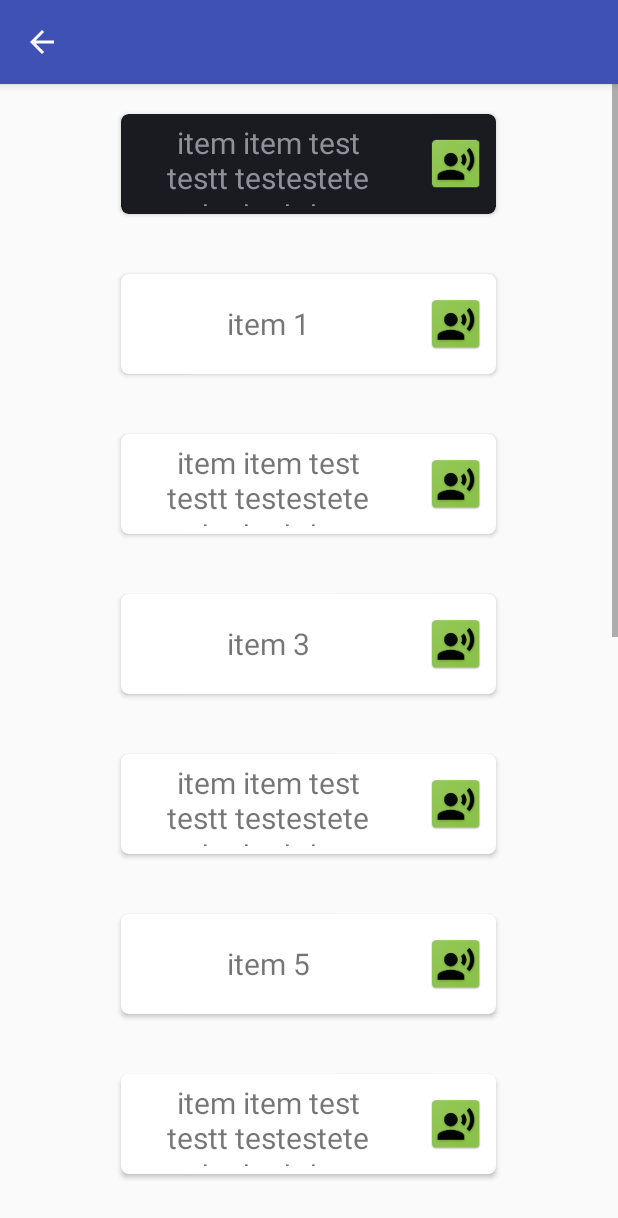
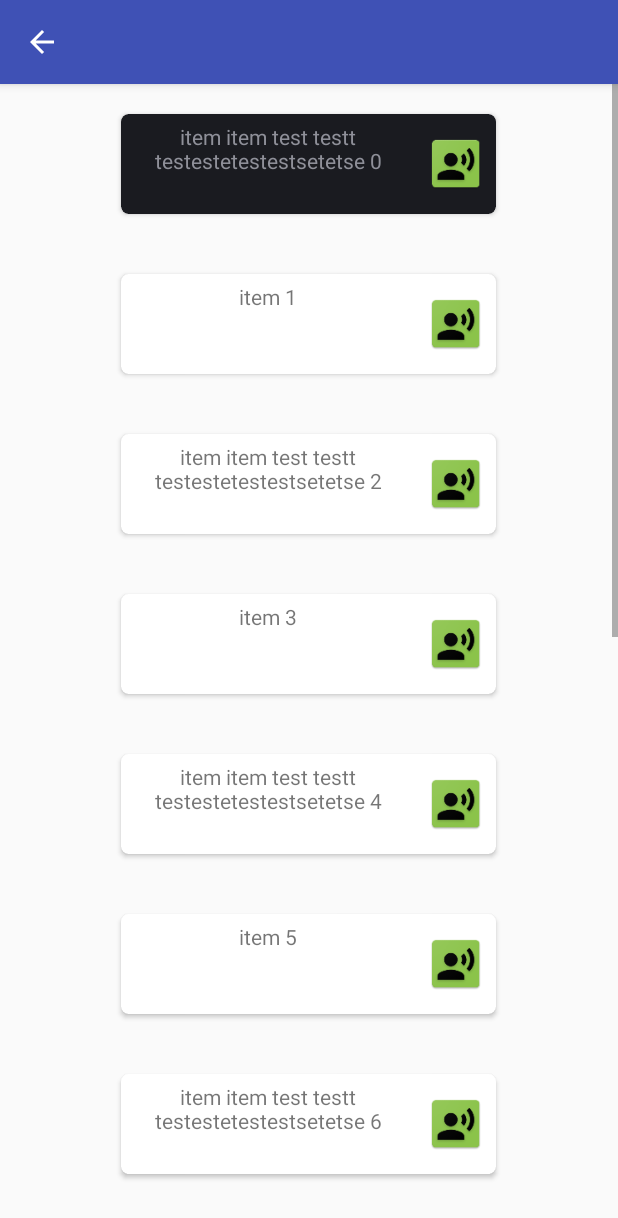
Before and after one commit to tomkru/podpora_reci, an Android app: the CategoryListActivity screen opened directly, with no data from a screen before it, on a phone screen of 412 x 824 dp. Shown: the top 1218 px of the screen. Run offline under Robolectric (Android 15) with nearby library versions, the phone set to English and light mode, and no system bars; libraries missing offline, so code that uses them is left out: io.realm.

Commit message:
integers

```diff
--- a/Porenut/app/src/main/java/cz/muni/fi/pv239/porenut/activities/CategoryListActivity.java
+++ b/Porenut/app/src/main/java/cz/muni/fi/pv239/porenut/activities/CategoryListActivity.java
@@ -51,7 +51,7 @@ public class CategoryListActivity extends AppCompatActivity {
 
         context = getApplicationContext();
         mRecyclerView = (RecyclerView) findViewById(R.id.category_recycler_view);
-        mLayoutManager = new GridLayoutManager(context, 1); //Utility.calculateNoOfColumns(context));
+        mLayoutManager = new GridLayoutManager(context, getResources().getInteger(R.integer.column)); //Utility.calculateNoOfColumns(context));
         mRecyclerView.setLayoutManager(mLayoutManager);
 
 
--- a/Porenut/app/src/main/java/cz/muni/fi/pv239/porenut/adapters/CategoryItemAdapter.java
+++ b/Porenut/app/src/main/java/cz/muni/fi/pv239/porenut/adapters/CategoryItemAdapter.java
@@ -50,9 +50,10 @@ public class CategoryItemAdapter extends RecyclerView.Adapter<CategoryItemAdapte
         // Get the TextView reference from RecyclerView current item
         final TextView textView = (TextView) v.findViewById(R.id.text_view);
 
-        textView.setTextSize(20);
-        int pixels = textView.getLineCount() * textView.getLineHeight() +  10 ;
-        textView.setHeight(pixels);
+//        textView.setTextSize(20);
+//        int pixels = textView.getLineCount() * textView.getLineHeight() +  10 ;
+//        textView.setHeight(pixels);
+
         final ImageView imgView = (ImageView) v.findViewById(R.id.img);
         imgView.setImageResource(R.mipmap.ic_launcher);
         final ViewHolder vh = new ViewHolder(v);
--- a/Porenut/app/src/main/res/layout/item_card_view.xml
+++ b/Porenut/app/src/main/res/layout/item_card_view.xml
@@ -1,10 +1,10 @@
 <?xml version="1.0" encoding="utf-8"?>
-<LinearLayout
-    android:layout_width="match_parent"
+<LinearLayout android:layout_width="match_parent"
+    xmlns:tools="http://schemas.android.com/tools"
     android:layout_margin="10dp"
     android:layout_height="wrap_content"
     android:minHeight="70dp"
-    android:gravity = "center"
+    android:gravity="center"
     xmlns:android="http://schemas.android.com/apk/res/android">
 <cz.muni.fi.pv239.porenut.CardViewSquare
     xmlns:android="http://schemas.android.com/apk/res/android"
@@ -23,12 +23,12 @@
         android:id="@+id/rl"
         android:layout_width="match_parent"
         android:layout_height="wrap_content"
-        android:layout_gravity="center"
-        >
+        android:layout_gravity="center">
         <TextView
             android:id="@+id/text_view"
             android:layout_width="190dp"
-            android:layout_height="match_parent"
+            android:layout_height="wrap_content"
+            android:maxLines="3"
             android:padding="2dp"
             android:gravity="center"
             />
--- /dev/null
+++ b/Porenut/app/src/main/res/values-w820dp/integers.xml
@@ -0,0 +1,5 @@
+<?xml version="1.0" encoding="utf-8"?>
+
+<resources>
+    <integer name="column">2</integer>
+</resources>
--- /dev/null
+++ b/Porenut/app/src/main/res/values/integers.xml
@@ -0,0 +1,5 @@
+<?xml version="1.0" encoding="utf-8"?>
+
+<resources>
+    <integer name="column">1</integer>
+</resources>
```
